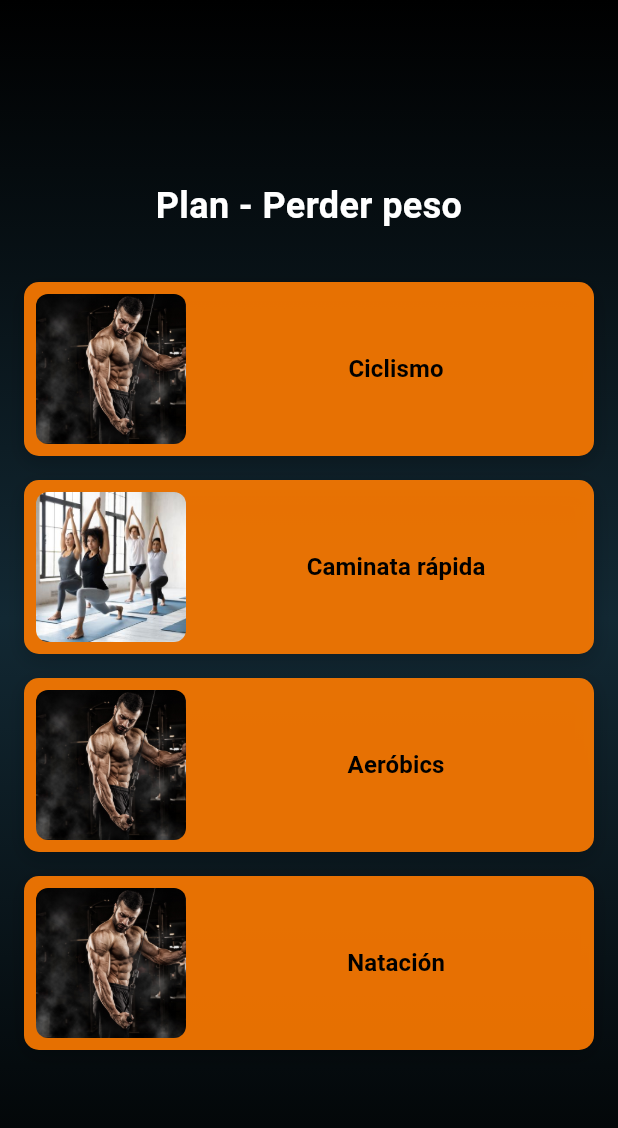
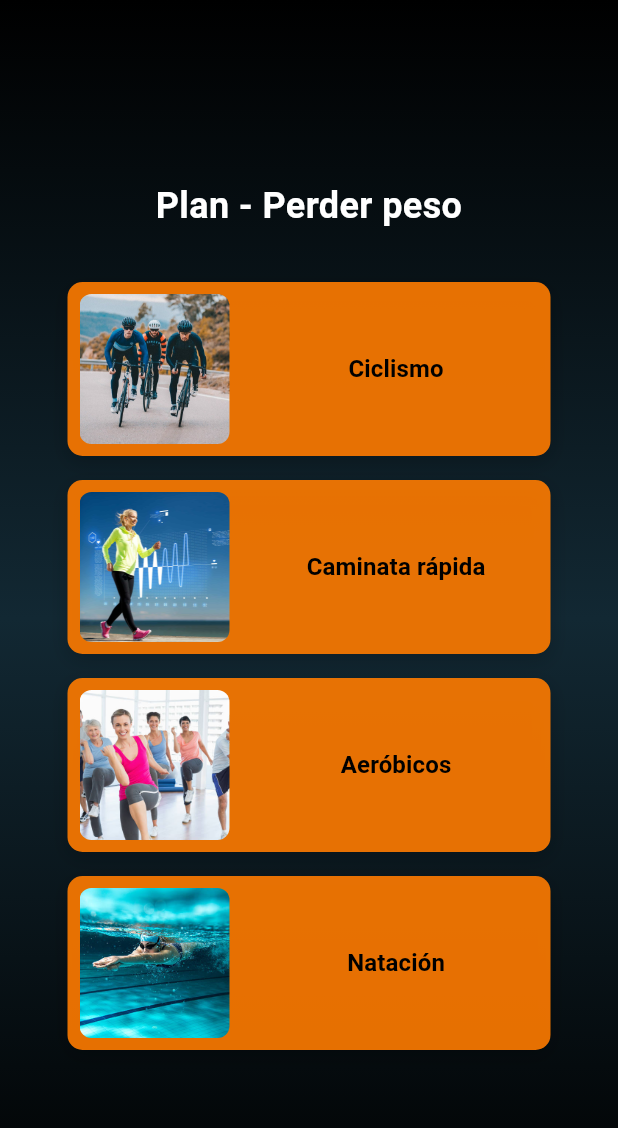
Before and after one commit to BrenRubio/hyperfit, a Flutter app: the PlanPeso screen opened directly, on a phone screen of 412 x 824 dp. Shown: the top 1128 px of the screen. Run offline on Flutter 3.47's test engine with Material 3 defaults, Android fonts, the phone set to English and light mode, and no system bars; our stand-ins replace cloud_firestore, firebase_auth, firebase_core, google_sign_in; accounts and stored records are empty.

Commit message:
imagen-PlanPeso

```diff
--- a/lib/paginas/plan_flexibilidad.dart
+++ b/lib/paginas/plan_flexibilidad.dart
@@ -35,7 +35,7 @@ class PlanFlexibilidad extends StatelessWidget {
             ),
           ),
           child: Padding(
-            padding: const EdgeInsets.symmetric(horizontal: 16.0),
+            padding: const EdgeInsets.symmetric(horizontal: 45.0),
             child: Column(
               mainAxisAlignment: MainAxisAlignment.center,
               children: [
--- a/lib/paginas/plan_fuerza.dart
+++ b/lib/paginas/plan_fuerza.dart
@@ -35,7 +35,7 @@ class PlanFuerza extends StatelessWidget {
             ),
           ),
           child: Padding(
-            padding: const EdgeInsets.symmetric(horizontal: 16.0),
+            padding: const EdgeInsets.symmetric(horizontal: 45.0),
             child: Column(
               mainAxisAlignment: MainAxisAlignment.center,
               children: [
--- a/lib/paginas/plan_peso.dart
+++ b/lib/paginas/plan_peso.dart
@@ -36,7 +36,7 @@ class PlanPeso extends StatelessWidget {
             ),
           ),
           child: Padding(
-            padding: const EdgeInsets.symmetric(horizontal: 16.0),
+            padding: const EdgeInsets.symmetric(horizontal: 45.0),
             child: Column(
               mainAxisAlignment: MainAxisAlignment.center,
               children: [
@@ -51,7 +51,7 @@ class PlanPeso extends StatelessWidget {
                 ),
                 const SizedBox(height: 30),
                 ActivityItem(
-                  imageUrl: 'assets/fuerza.jpg',
+                  imageUrl: 'assets/ciclismo.jpg',
                   buttonText: 'Ciclismo',
                   onTap: () {
                     Navigator.push(
@@ -62,7 +62,7 @@ class PlanPeso extends StatelessWidget {
                 ),
                 const SizedBox(height: 8),
                 ActivityItem(
-                  imageUrl: 'assets/flexibilidad.jpg',
+                  imageUrl: 'assets/caminata.jpg',
                   buttonText: 'Caminata rápida',
                   onTap: () {
                     Navigator.push(
@@ -74,8 +74,8 @@ class PlanPeso extends StatelessWidget {
                 ),
                 const SizedBox(height: 8),
                 ActivityItem(
-                  imageUrl: 'assets/fuerza.jpg',
-                  buttonText: 'Aeróbics',
+                  imageUrl: 'assets/aerobics.jpg',
+                  buttonText: 'Aeróbicos',
                   onTap: () {
                     Navigator.push(
                       context,
@@ -86,7 +86,7 @@ class PlanPeso extends StatelessWidget {
                 ),
                 const SizedBox(height: 8),
                 ActivityItem(
-                  imageUrl: 'assets/fuerza.jpg',
+                  imageUrl: 'assets/natacion.jpg',
                   buttonText: 'Natación',
                   onTap: () {
                     Navigator.push(
--- a/lib/paginas/plan_resistencia.dart
+++ b/lib/paginas/plan_resistencia.dart
@@ -35,7 +35,7 @@ class PlanResistencia extends StatelessWidget {
             ),
           ),
           child: Padding(
-            padding: const EdgeInsets.symmetric(horizontal: 16.0),
+            padding: const EdgeInsets.symmetric(horizontal: 45.0),
             child: Column(
               mainAxisAlignment: MainAxisAlignment.center,
               children: [
--- a/pubspec.yaml
+++ b/pubspec.yaml
@@ -68,6 +68,10 @@ flutter:
     - assets/resistencia.jpg
     - assets/flexibilidad.jpg
     - assets/fuerza.jpg
+    - assets/ciclismo.jpg
+    - assets/aerobics.jpg
+    - assets/caminata.jpg
+    - assets/natacion.jpg
 
   # To add assets to your application, add an assets section, like this:
   # assets:
```
Also changed, not shown: assets/aerobics.jpg (added), assets/caminata.jpg (added), assets/ciclismo.jpg (added), assets/natacion.jpg (added).
